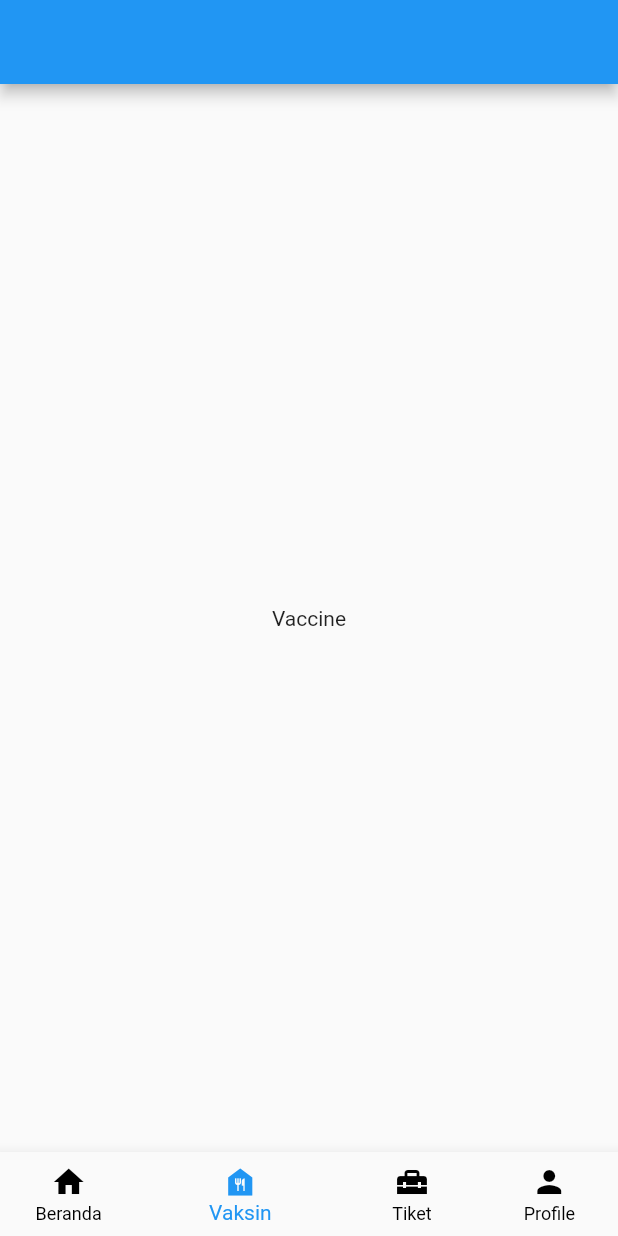
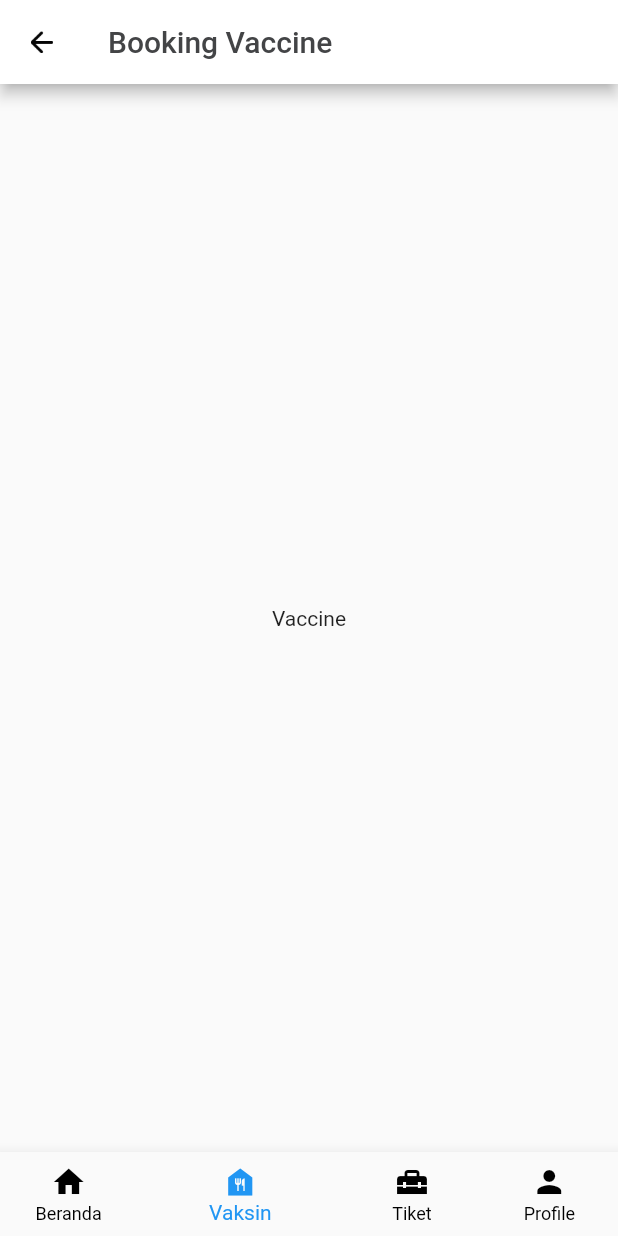
Before and after one commit to capstone-vaccine-book-17/VaccineBooking-MB, a Flutter app: the screen it shows after launch, item 2 of the bottom bar chosen, on a phone screen of 412 x 824 dp. Run offline on Flutter 3.47's test engine with Material 2 defaults, Android fonts, the phone set to English and light mode, and no system bars.

Commit message:
Setup Project Feature Vaccine

```diff
--- /dev/null
+++ b/lib/features/home/home.txt
@@ -0,0 +1 @@
+git
--- a/lib/features/vaccine/index_vaccine.dart
+++ b/lib/features/vaccine/index_vaccine.dart
@@ -1,4 +1,5 @@
 import 'package:flutter/material.dart';
+import 'package:w_vaccine/styles/custom_color.dart';
 
 class IndexVaccine extends StatelessWidget {
   const IndexVaccine({super.key});
@@ -6,7 +7,21 @@ class IndexVaccine extends StatelessWidget {
   @override
   Widget build(BuildContext context) {
     return Scaffold(
-      appBar: AppBar(),
+      appBar: AppBar(
+        backgroundColor: Colors.white,
+        title: const Text(
+          "Booking Vaccine",
+          style: TextStyle(color: blackColor),
+        ),
+        leading: IconButton(
+          onPressed: () {},
+          icon: Image.asset(
+            "assets/vaccine/ic_back.png",
+            height: 15,
+            width: 15,
+          ),
+        ),
+      ),
       body: const Center(
         child: Text('Vaccine'),
       ),
--- a/lib/main.dart
+++ b/lib/main.dart
@@ -14,7 +14,7 @@ class MyApp extends StatelessWidget {
   Widget build(BuildContext context) {
     return MaterialApp(
       title: 'WVaccine',
-      debugShowCheckedModeBanner: true,
+      debugShowCheckedModeBanner: false,
       theme: lightTheme,
       home: const IndexNavigation(),
     );
--- /dev/null
+++ b/lib/styles/custom_color.dart
@@ -0,0 +1,5 @@
+import 'package:flutter/material.dart';
+
+const Color greyColor = Color(0xff888888);
+const Color blackColor = Color(0xff434446);
+const Color greenColor = Color(0xff1CBF57);
```
Also changed, not shown: pubspec.yaml (+4 -6 lines), assets/vaccine/ic_back.png (added), assets/vaccine/ic_filter.png (added), assets/vaccine/ic_loc.png (added), assets/vaccine/ic_search.png (added).
